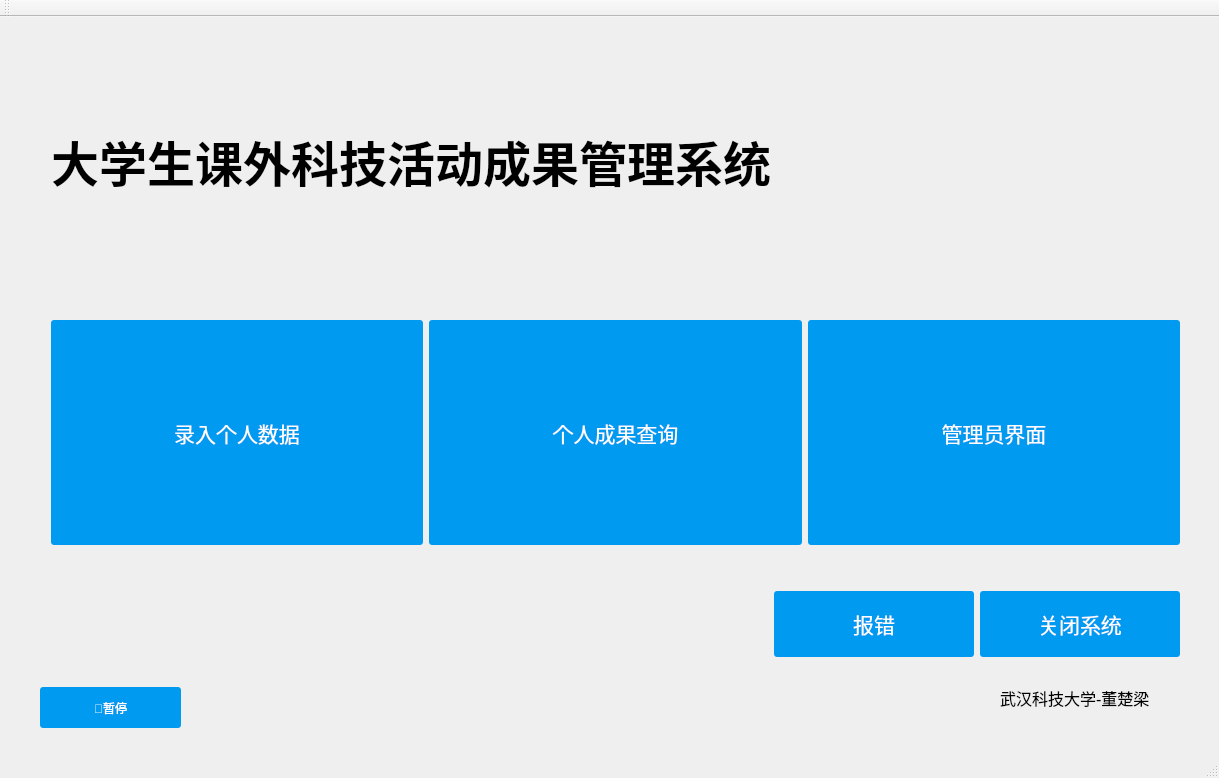
Above: mainwindow.ui from determination66/Student-science-and-technology-statistics-system before the change. Below: the same form after it.
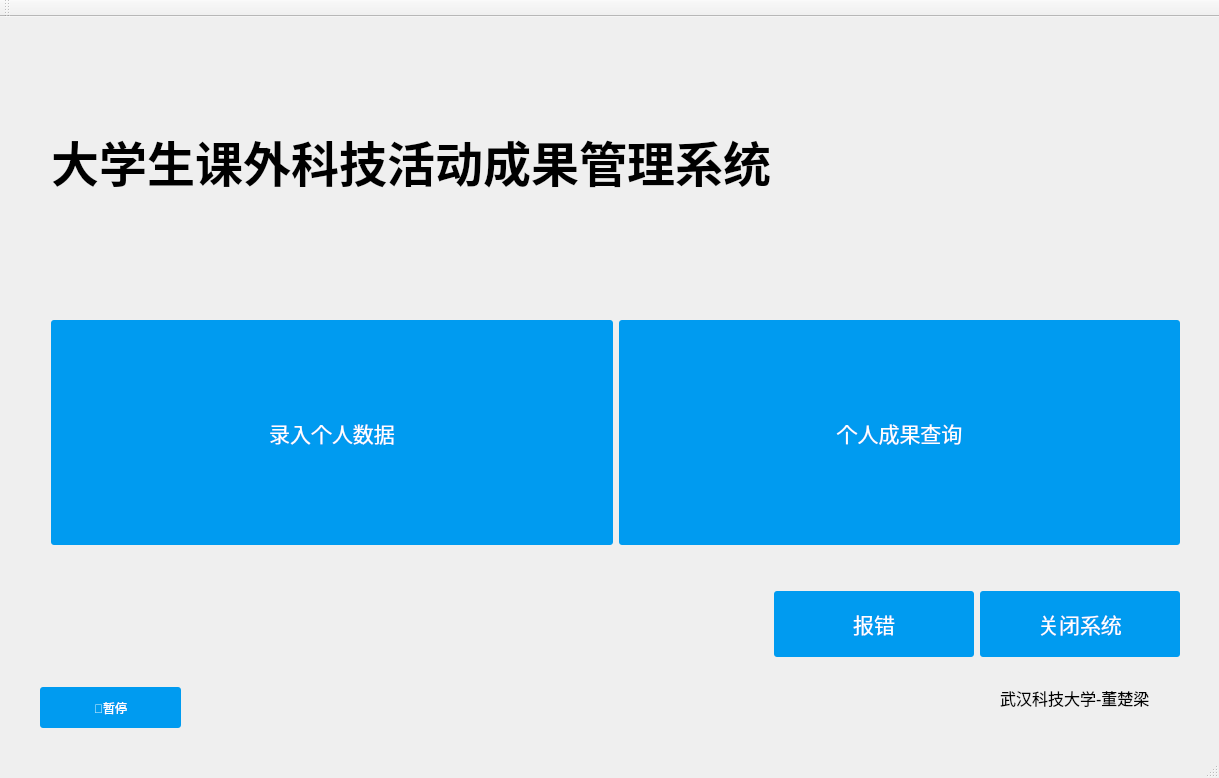
That is the form after the change. Icons and pictures are not drawn.

Patch:
```diff
--- a/mainwindow.ui
+++ b/mainwindow.ui
@@ -108,28 +108,6 @@
          </property>
         </widget>
        </item>
-       <item>
-        <widget class="QPushButton" name="pushButton_3">
-         <property name="sizePolicy">
-          <sizepolicy hsizetype="MinimumExpanding" vsizetype="Minimum">
-           <horstretch>0</horstretch>
-           <verstretch>0</verstretch>
-          </sizepolicy>
-         </property>
-         <property name="font">
-          <font>
-           <family>Arial</family>
-           <pointsize>16</pointsize>
-          </font>
-         </property>
-         <property name="styleSheet">
-          <string notr="true">QPushButton { background-color: rgb(0, 155, 240); border-radius: 3px; color: rgb(255, 255, 255); } QPushButton:hover { background-color: rgb(245, 69, 255); }</string>
-         </property>
-         <property name="text">
-          <string>管理员界面</string>
-         </property>
-        </widget>
-       </item>
       </layout>
      </item>
      <item>
```
Left out of the diff: 8 changed lines with no effect on the pictures.
